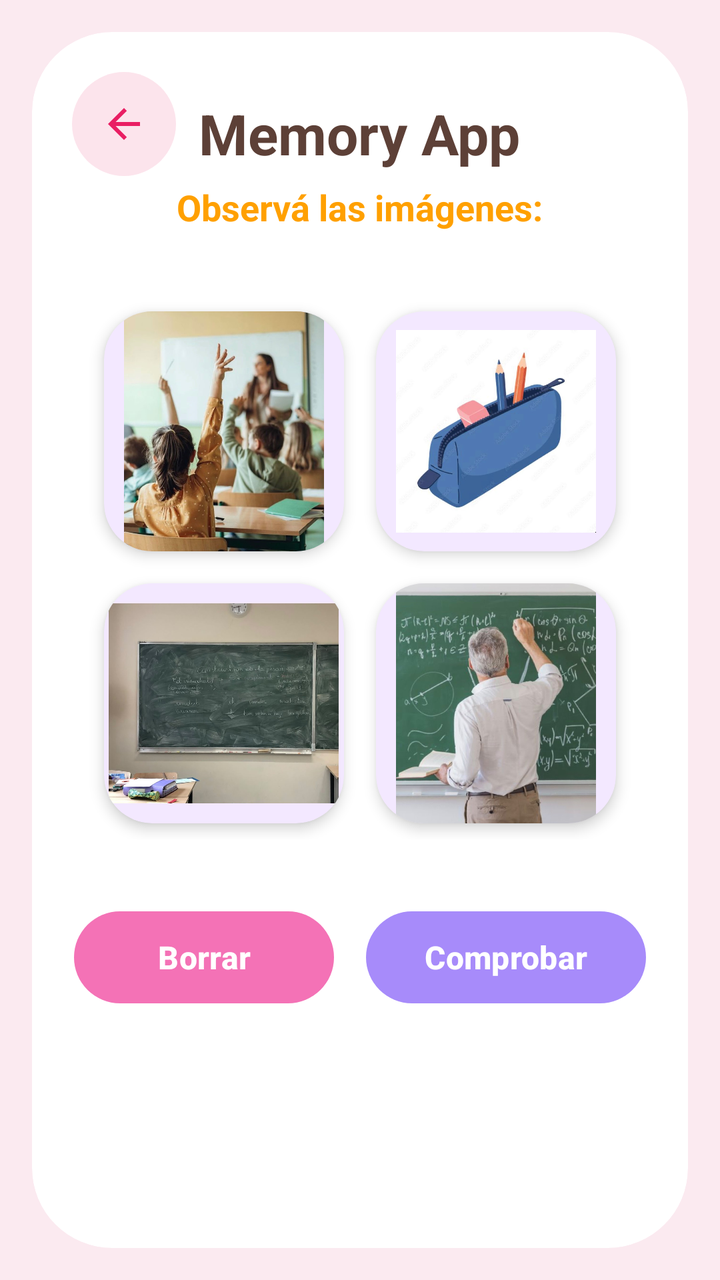
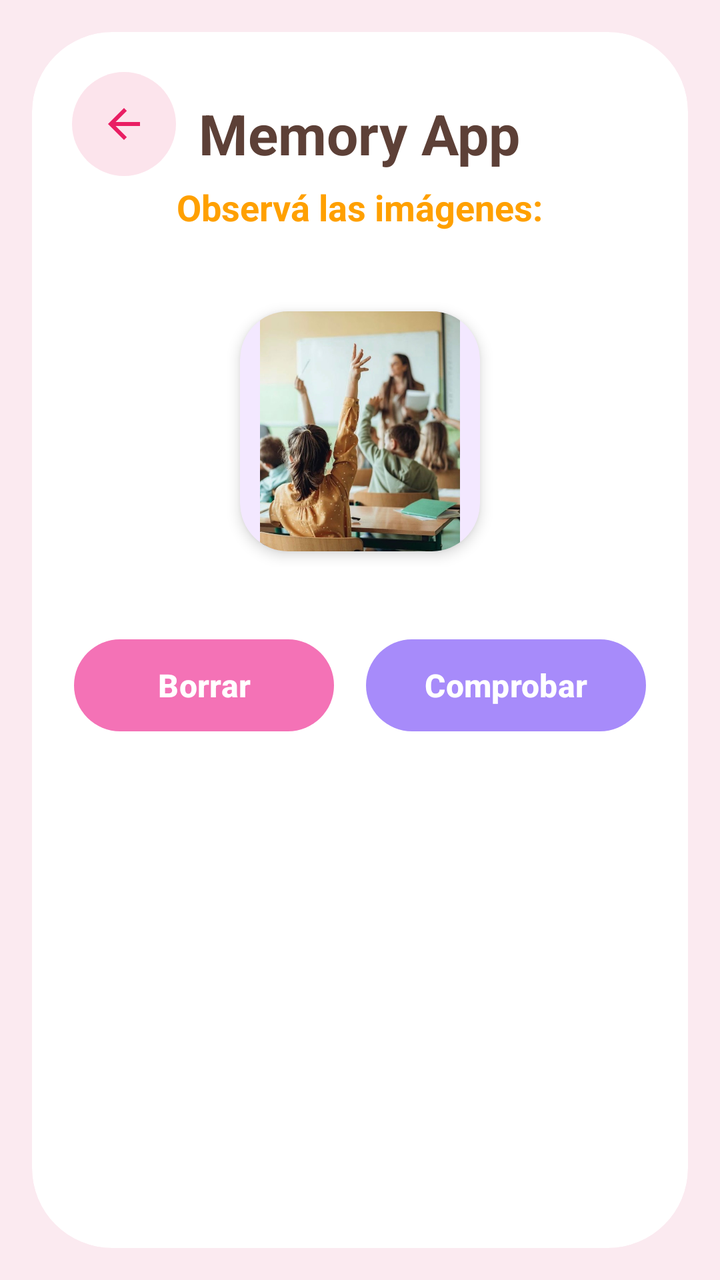

Two renders of the same Android screen: before a commit and after it. Below are the layout's source before the change and the commit's diff.
<!-- AndroidManifest.xml: application theme Theme.MemoryPract -->
<!-- res/layout/pantallaobservar.xml -->
<?xml version="1.0" encoding="utf-8"?>
<RelativeLayout xmlns:android="http://schemas.android.com/apk/res/android"
    xmlns:app="http://schemas.android.com/apk/res-auto"
    xmlns:tools="http://schemas.android.com/tools"
    android:id="@+id/main"
    android:layout_width="match_parent"
    android:layout_height="match_parent"
    android:background="@color/bg_main"
    tools:context=".PantallaObservarActivity">

    <androidx.cardview.widget.CardView
        android:layout_width="match_parent"
        android:layout_height="match_parent"
        android:layout_margin="16dp"
        app:cardCornerRadius="40dp"
        app:cardElevation="0dp"
        app:cardBackgroundColor="#FFFFFF">

        <RelativeLayout
            android:layout_width="match_parent"
            android:layout_height="match_parent">

            
            <androidx.appcompat.widget.AppCompatImageButton
                android:id="@+id/btnBack"
                android:layout_width="52dp"
                android:layout_height="52dp"
                android:layout_alignParentTop="true"
                android:layout_alignParentStart="true"
                android:layout_margin="20dp"
                android:background="@drawable/bg_settings_icon"
                android:src="@drawable/ic_arrow_back"
                android:padding="14dp"
                android:tint="@color/settings_icon"
                android:contentDescription="@string/btn_back_desc" />

            
            <LinearLayout
                android:id="@+id/headerLayout"
                android:layout_width="wrap_content"
                android:layout_height="wrap_content"
                android:layout_centerHorizontal="true"
                android:layout_marginTop="32dp"
                android:orientation="vertical"
                android:gravity="center">

                <TextView
                    android:id="@+id/tvTitle"
                    android:layout_width="wrap_content"
                    android:layout_height="wrap_content"
                    android:text="@string/memory_app"
                    android:textSize="28sp"
                    android:textStyle="bold"
                    android:textColor="@color/title_color" />

                <TextView
                    android:id="@+id/tvSubtitle"
                    android:layout_width="wrap_content"
                    android:layout_height="wrap_content"
                    android:layout_marginTop="6dp"
                    android:text="@string/observe_images"
                    android:textSize="18sp"
                    android:textStyle="bold"
                    android:textColor="@color/subtitle_color" />

            </LinearLayout>

            <ScrollView
                android:layout_width="match_parent"
                android:layout_height="match_parent"
                android:layout_below="@id/headerLayout"
                android:layout_marginTop="16dp"
                android:fillViewport="true">

                <LinearLayout
                    android:layout_width="match_parent"
                    android:layout_height="wrap_content"
                    android:orientation="vertical"
                    android:gravity="center_horizontal"
                    android:paddingHorizontal="16dp"
                    android:paddingBottom="24dp">

                    
                    <GridLayout
                        android:id="@+id/gridImages"
                        android:layout_width="wrap_content"
                        android:layout_height="wrap_content"
                        android:layout_marginTop="16dp"
                        android:columnCount="2"
                        android:rowCount="2"
                        android:alignmentMode="alignMargins">

                        
                        <androidx.cardview.widget.CardView
                            android:layout_width="120dp"
                            android:layout_height="120dp"
                            android:layout_margin="8dp"
                            app:cardCornerRadius="24dp"
                            app:cardBackgroundColor="@color/letter_slot_bg"
                            app:cardElevation="4dp">

                            <ImageView
                                android:id="@+id/img1"
                                android:layout_width="match_parent"
                                android:layout_height="match_parent"
                                android:scaleType="centerCrop"
                                android:padding="10dp"
                                android:src="@drawable/foto_alumnos_jpg"
                                android:contentDescription="@string/category_objetos" />
                        </androidx.cardview.widget.CardView>

                        
                        <androidx.cardview.widget.CardView
                            android:layout_width="120dp"
                            android:layout_height="120dp"
                            android:layout_margin="8dp"
                            app:cardCornerRadius="24dp"
                            app:cardBackgroundColor="@color/letter_slot_bg"
                            app:cardElevation="4dp">

                            <ImageView
                                android:id="@+id/img2"
                                android:layout_width="match_parent"
                                android:layout_height="match_parent"
                                android:scaleType="centerCrop"
                                android:padding="10dp"
                                android:src="@drawable/foto_cartuchera_jpg"
                                android:contentDescription="@string/category_objetos" />
                        </androidx.cardview.widget.CardView>

                        
                        <androidx.cardview.widget.CardView
                            android:layout_width="120dp"
                            android:layout_height="120dp"
                            android:layout_margin="8dp"
                            app:cardCornerRadius="24dp"
                            app:cardBackgroundColor="@color/letter_slot_bg"
                            app:cardElevation="4dp">

                            <ImageView
                                android:id="@+id/img3"
                                android:layout_width="match_parent"
                                android:layout_height="match_parent"
                                android:scaleType="centerCrop"
                                android:padding="10dp"
                                android:src="@drawable/foto_pizarron_jpg"
                                android:contentDescription="@string/category_objetos" />
                        </androidx.cardview.widget.CardView>

                        
                        <androidx.cardview.widget.CardView
                            android:layout_width="120dp"
                            android:layout_height="120dp"
                            android:layout_margin="8dp"
                            app:cardCornerRadius="24dp"
                            app:cardBackgroundColor="@color/letter_slot_bg"
                            app:cardElevation="4dp">

                            <ImageView
                                android:id="@+id/img4"
                                android:layout_width="match_parent"
                                android:layout_height="match_parent"
                                android:scaleType="centerCrop"
                                android:padding="10dp"
                                android:src="@drawable/foto_profesor_jpg"
                                android:contentDescription="@string/category_objetos" />
                        </androidx.cardview.widget.CardView>

                    </GridLayout>

                    
                    <LinearLayout
                        android:layout_width="wrap_content"
                        android:layout_height="wrap_content"
                        android:layout_marginTop="32dp"
                        android:orientation="horizontal"
                        android:gravity="center">

                        <com.google.android.material.button.MaterialButton
                            android:id="@+id/btnDelete"
                            android:layout_width="130dp"
                            android:layout_height="54dp"
                            android:layout_marginEnd="16dp"
                            android:text="@string/btn_delete"
                            android:textColor="#FFFFFF"
                            android:textSize="16sp"
                            android:textStyle="bold"
                            android:textAllCaps="false"
                            app:backgroundTint="@color/card_pink"
                            app:cornerRadius="27dp"
                            android:elevation="4dp" />

                        <com.google.android.material.button.MaterialButton
                            android:id="@+id/btnCheck"
                            android:layout_width="140dp"
                            android:layout_height="54dp"
                            android:text="@string/btn_check"
                            android:textColor="#FFFFFF"
                            android:textSize="16sp"
                            android:textStyle="bold"
                            android:textAllCaps="false"
                            app:backgroundTint="@color/btn_objetos_end"
                            app:cornerRadius="27dp"
                            android:elevation="4dp" />

                    </LinearLayout>

                </LinearLayout>

            </ScrollView>

        </RelativeLayout>

    </androidx.cardview.widget.CardView>

</RelativeLayout>
<!-- resources referenced by this layout -->
<resources>
  <color name="bg_main">#FBEAF0</color>
  <color name="btn_objetos_end">#A78BFA</color>
  <color name="card_pink">#F472B6</color>
  <color name="letter_slot_bg">#F3E8FF</color>
  <color name="settings_icon">#E91E63</color>
  <color name="subtitle_color">#FFA000</color>
  <color name="title_color">#5D4037</color>
  <!-- drawable bg_settings_icon (drawable) -->
  <?xml version="1.0" encoding="utf-8"?>
  <shape xmlns:android="http://schemas.android.com/apk/res/android"
      android:shape="oval">
      <solid android:color="@color/settings_bg" />
  </shape>
  <!-- drawable foto_alumnos_jpg: jpeg bitmap (drawable, 126235 bytes) -->
  <!-- drawable foto_cartuchera_jpg: jpeg bitmap (drawable, 44299 bytes) -->
  <!-- drawable foto_pizarron_jpg: jpeg bitmap (drawable, 76869 bytes) -->
  <!-- drawable foto_profesor_jpg: jpeg bitmap (drawable, 107979 bytes) -->
  <!-- drawable ic_arrow_back (drawable) -->
  <vector xmlns:android="http://schemas.android.com/apk/res/android"
      android:width="24dp"
      android:height="24dp"
      android:viewportWidth="24"
      android:viewportHeight="24">
    <path
        android:fillColor="#FF000000"
        android:pathData="M20,11H7.83l5.59,-5.59L12,4l-8,8 8,8 1.41,-1.41L7.83,13H20v-2z"/>
  </vector>
  <string name="btn_back_desc">Volver</string>
  <string name="btn_check">Comprobar</string>
  <string name="btn_delete">Borrar</string>
  <string name="category_objetos">OBJETOS</string>
  <string name="memory_app">Memory App</string>
  <string name="observe_images">Observá las imágenes:</string>
  <style name="Theme.MemoryPract" parent="Base.Theme.MemoryPract" />
  <color name="settings_bg">#FCE4EC</color>
  <style name="Base.Theme.MemoryPract" parent="Theme.Material3.DayNight.NoActionBar">
          
          
      </style>
</resources>

<!-- the commit's change to res/layout/pantallaobservar.xml (unified diff, before → after) -->
@@ -6,7 +6,7 @@
     android:layout_width="match_parent"
     android:layout_height="match_parent"
     android:background="@color/bg_main"
-    tools:context=".PantallaObservarActivity">
+    tools:context=".ui.controladores.PantallaObservarActivity">
 
     <androidx.cardview.widget.CardView
         android:layout_width="match_parent"
@@ -109,63 +109,6 @@
                                 android:contentDescription="@string/category_objetos" />
                         </androidx.cardview.widget.CardView>
 
-                        
-                        <androidx.cardview.widget.CardView
-                            android:layout_width="120dp"
-                            android:layout_height="120dp"
-                            android:layout_margin="8dp"
-                            app:cardCornerRadius="24dp"
-                            app:cardBackgroundColor="@color/letter_slot_bg"
-                            app:cardElevation="4dp">
-
-                            <ImageView
-                                android:id="@+id/img2"
-                                android:layout_width="match_parent"
-                                android:layout_height="match_parent"
-                                android:scaleType="centerCrop"
-                                android:padding="10dp"
-                                android:src="@drawable/foto_cartuchera_jpg"
-                                android:contentDescription="@string/category_objetos" />
-                        </androidx.cardview.widget.CardView>
-
-                        
-                        <androidx.cardview.widget.CardView
-                            android:layout_width="120dp"
-                            android:layout_height="120dp"
-                            android:layout_margin="8dp"
-                            app:cardCornerRadius="24dp"
-                            app:cardBackgroundColor="@color/letter_slot_bg"
-                            app:cardElevation="4dp">
-
-                            <ImageView
-                                android:id="@+id/img3"
-                                android:layout_width="match_parent"
-                                android:layout_height="match_parent"
-                                android:scaleType="centerCrop"
-                                android:padding="10dp"
-                                android:src="@drawable/foto_pizarron_jpg"
-                                android:contentDescription="@string/category_objetos" />
-                        </androidx.cardview.widget.CardView>
-
-                        
-                        <androidx.cardview.widget.CardView
-                            android:layout_width="120dp"
-                            android:layout_height="120dp"
-                            android:layout_margin="8dp"
-                            app:cardCornerRadius="24dp"
-                            app:cardBackgroundColor="@color/letter_slot_bg"
-                            app:cardElevation="4dp">
-
-                            <ImageView
-                                android:id="@+id/img4"
-                                android:layout_width="match_parent"
-                                android:layout_height="match_parent"
-                                android:scaleType="centerCrop"
-                                android:padding="10dp"
-                                android:src="@drawable/foto_profesor_jpg"
-                                android:contentDescription="@string/category_objetos" />
-                        </androidx.cardview.widget.CardView>
-
                     </GridLayout>
 
                     
<!-- resource entries referenced after the edit -->
@@ -14,9 +14,6 @@
       <solid android:color="@color/settings_bg" />
   </shape>
   <!-- drawable foto_alumnos_jpg: jpeg bitmap (drawable, 126235 bytes) -->
-  <!-- drawable foto_cartuchera_jpg: jpeg bitmap (drawable, 44299 bytes) -->
-  <!-- drawable foto_pizarron_jpg: jpeg bitmap (drawable, 76869 bytes) -->
-  <!-- drawable foto_profesor_jpg: jpeg bitmap (drawable, 107979 bytes) -->
   <!-- drawable ic_arrow_back (drawable) -->
   <vector xmlns:android="http://schemas.android.com/apk/res/android"
       android:width="24dp"
